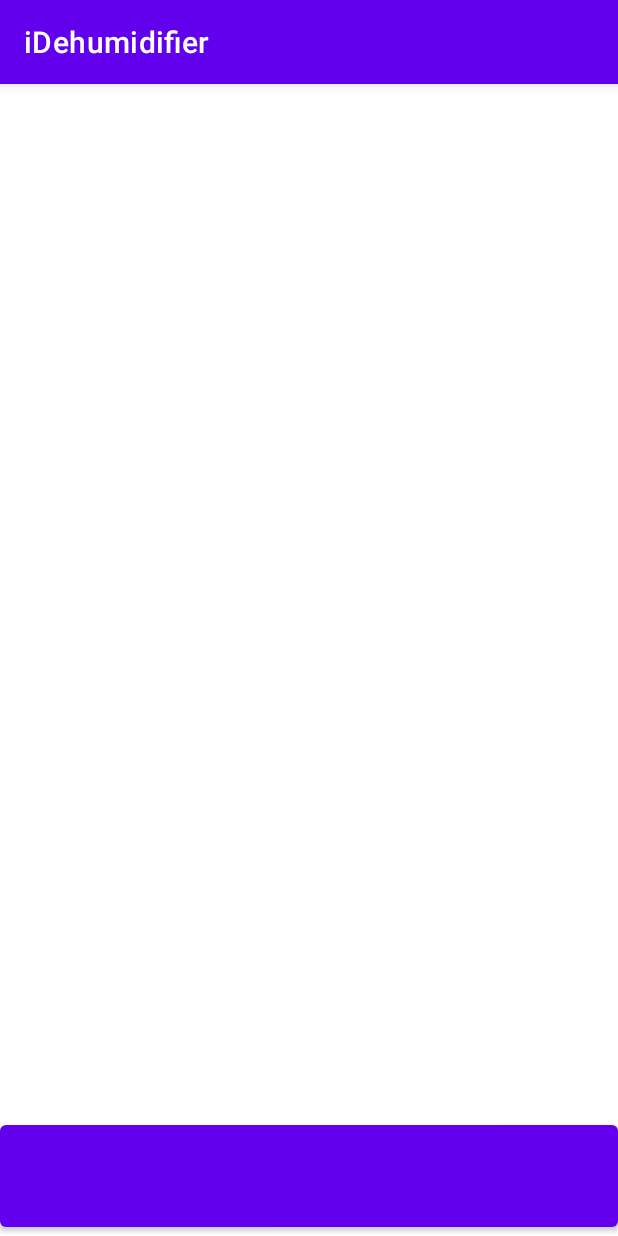
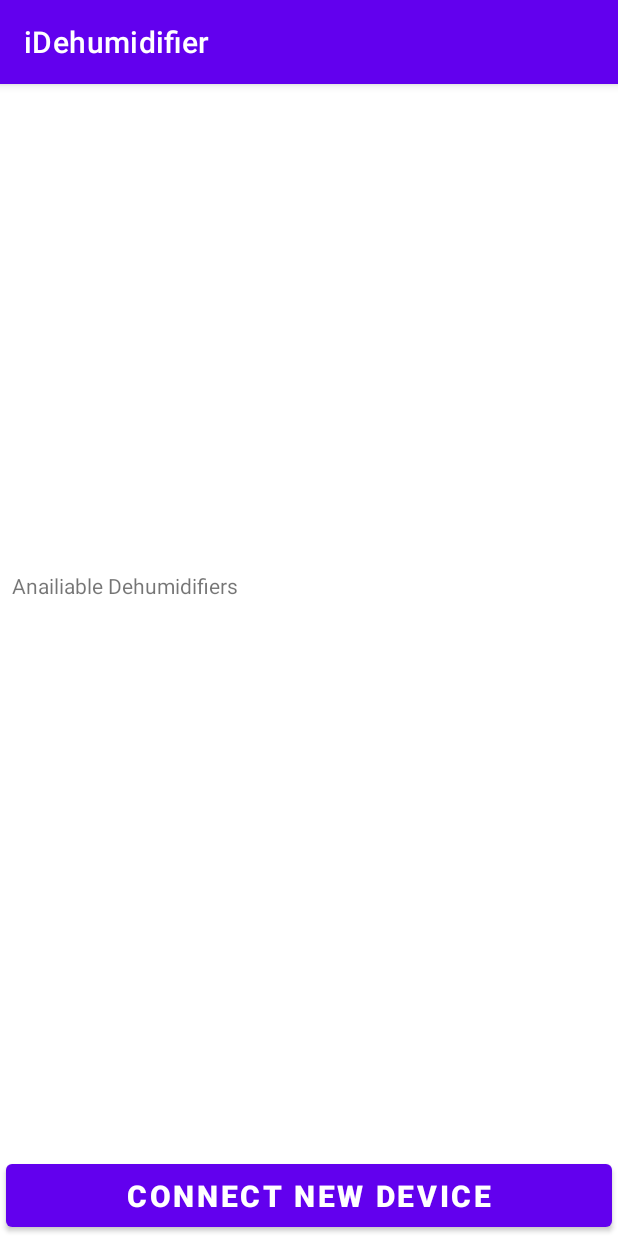
Before and after one commit to Margy-Katinaki/iDehumidifier-, an Android app: the screen it shows after launch (MainActivity), on a phone screen of 412 x 824 dp. Run offline under Robolectric (Android 15) with nearby library versions, the phone set to English and light mode, and no system bars.

Commit message:
Add Dehumidifier activity,settings layout,improvements
Signed-off-by: Margy <margy2katnk@gmail.com>

```diff
--- a/app/src/main/AndroidManifest.xml
+++ b/app/src/main/AndroidManifest.xml
@@ -22,6 +22,7 @@
         <activity android:name=".ModeActivity"/>
         <activity android:name=".TimerActivity"/>
         <activity android:name=".SpeedActivity"/>
+        <activity android:name=".DehumidifierActivity"/>
     </application>
 
 </manifest>
--- a/app/src/main/java/com/example/idehumidifier/Dehumidifier.kt
+++ b/app/src/main/java/com/example/idehumidifier/Dehumidifier.kt
@@ -1,4 +1,6 @@
 package com.example.idehumidifier
+
+import java.io.Serializable
 
 data class Dehumidifier(
     var name: String,
@@ -8,4 +10,4 @@ data class Dehumidifier(
     var temperature: Double?,
     var mode : Mode,
     var speed : Speed
-)
+):Serializable
--- a/app/src/main/java/com/example/idehumidifier/MainActivity.kt
+++ b/app/src/main/java/com/example/idehumidifier/MainActivity.kt
@@ -13,16 +13,20 @@ class MainActivity : AppCompatActivity() {
         binding = ActivityMainBinding.inflate(layoutInflater)
         setContentView(binding.root)
 
+        val list = mutableListOf<Dehumidifier>()
+        val a = Dehumidifier("1", "kati", "kati model", 100.0, 88.0,Mode(),Speed())
+
         binding.button.setOnClickListener {
             val intent = Intent(this,SpeedActivity::class.java)
+            intent.putExtra("deh",a)
             startActivity(intent)
         }
 
 
 
-//        val list = mutableListOf<Dehumidifier>()
 //
-//        val a = Dehumidifier(1, "kati", "kati model", 100.0, 88.0)
+//
+//
 //        val b = Dehumidifier(2, "kati", "kati model", 100.0, 88.0)
 //        val c = Dehumidifier(3, "kati", "kati model", 100.0, 88.0)
 //        val d = Dehumidifier(4, "kati", "kati model", 100.0, 88.0)
--- a/app/src/main/java/com/example/idehumidifier/Mode.kt
+++ b/app/src/main/java/com/example/idehumidifier/Mode.kt
@@ -1,7 +1,9 @@
 package com.example.idehumidifier
 
- data class Mode (
+import java.io.Serializable
+
+data class Mode (
      var ioniser : Boolean = false,
      var clothes : Boolean = false,
      var normal : Boolean = true
-         )
+         ):Serializable
--- a/app/src/main/java/com/example/idehumidifier/Speed.kt
+++ b/app/src/main/java/com/example/idehumidifier/Speed.kt
@@ -1,7 +1,9 @@
 package com.example.idehumidifier
+
+import java.io.Serializable
 
 data class Speed (
     var normal : Boolean = true,
     var fast : Boolean = false,
     var auto : Boolean = false
-  )
+  ):Serializable
--- a/app/src/main/res/layout/activity_main.xml
+++ b/app/src/main/res/layout/activity_main.xml
@@ -7,20 +7,36 @@
     tools:context=".MainActivity">
 
 
-
     <androidx.recyclerview.widget.RecyclerView
         android:id="@+id/recycler_view"
         android:layout_width="match_parent"
         android:layout_height="wrap_content"
         app:layout_constraintTop_toTopOf="parent"
-        app:layout_constraintBottom_toBottomOf="parent"/>
+        app:layout_constraintBottom_toBottomOf="parent"
+        android:layout_marginStart="4dp"
+        android:layout_marginEnd="4dp"/>
+
+    <TextView
+        android:id="@+id/text_view_avail_deh"
+        android:layout_width="wrap_content"
+        android:layout_height="wrap_content"
+        app:layout_constraintBottom_toTopOf="@id/recycler_view"
+        android:layout_marginBottom="40dp"
+        app:layout_constraintStart_toStartOf="@id/recycler_view"
+        android:text="Anailiable Dehumidifiers"
+        android:layout_marginStart="4dp"/>
 
 
     <Button
         android:id="@+id/button"
         android:layout_width="match_parent"
-        android:layout_height="80dp"
-        app:layout_constraintBottom_toBottomOf="parent"/>
+        android:layout_height="54dp"
+        app:layout_constraintBottom_toBottomOf="parent"
+        android:text="Connect New Device"
+        android:textSize="20sp"
+        android:textStyle="bold"
+        android:layout_marginEnd="4dp"
+        android:layout_marginStart="4dp"/>
 
 
 </androidx.constraintlayout.widget.ConstraintLayout>
```
Also changed, not shown: app/src/main/java/com/example/idehumidifier/DehumidifierActivity.kt (added, +44 -0 lines), app/src/main/res/layout/settings.xml (added, +73 -0 lines).
